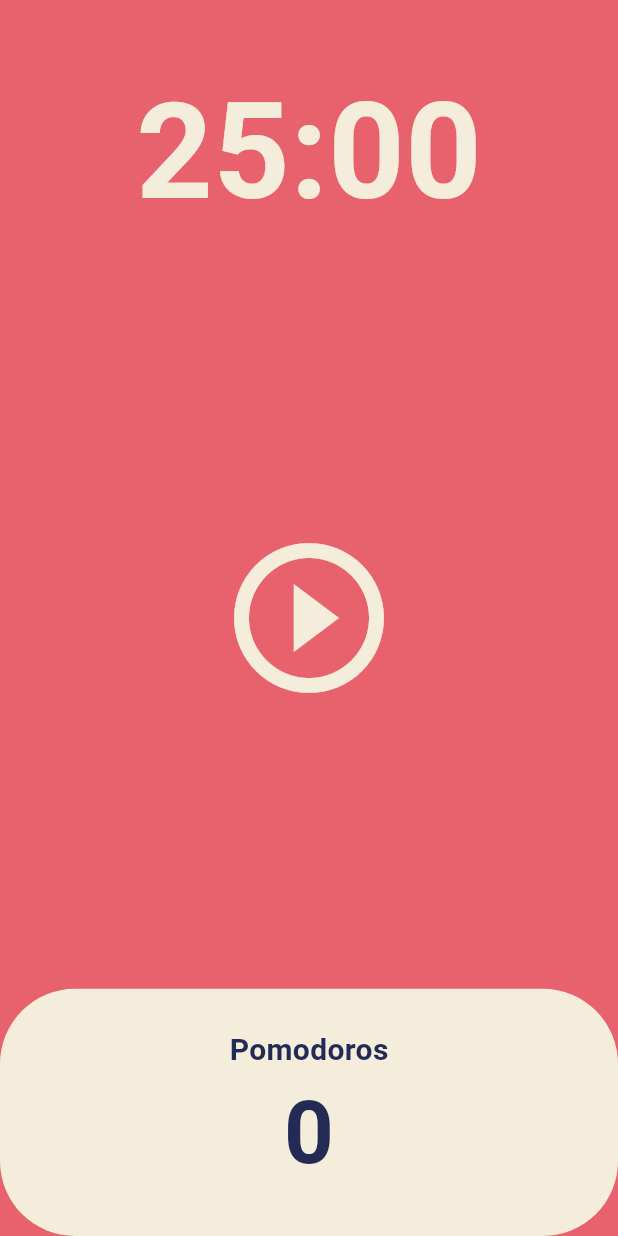
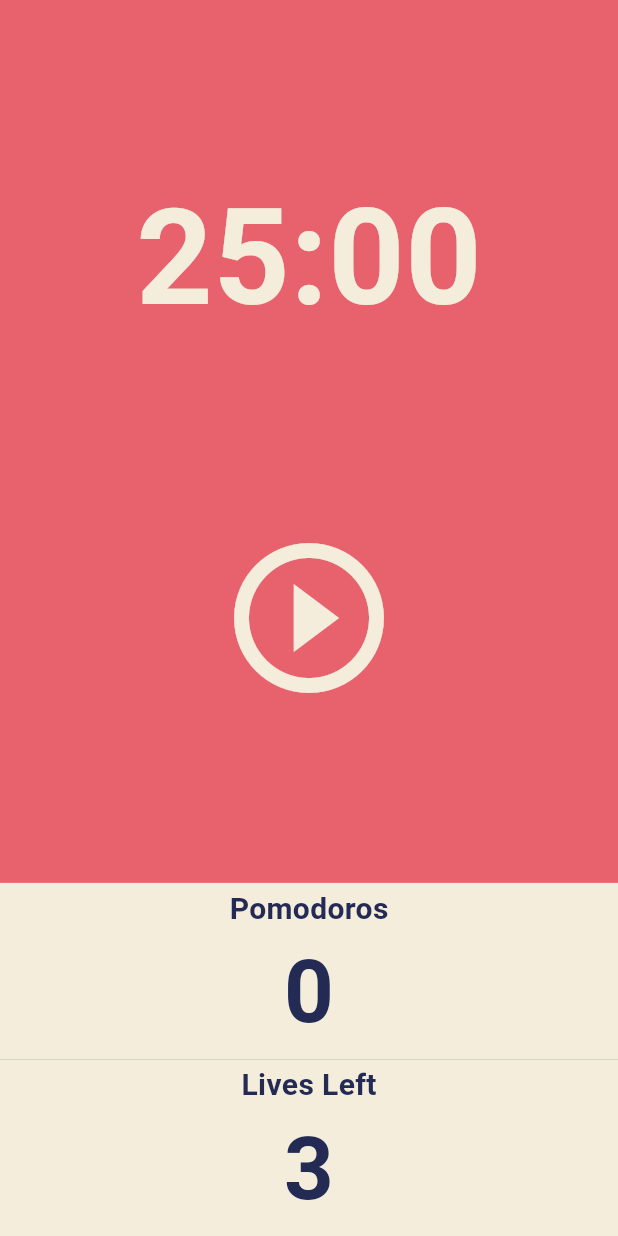
Before and after one commit to chaeyeonlee07/flutter-experimentation, a Flutter app: the screen it shows after launch, on a phone screen of 412 x 824 dp. Run offline on Flutter 3.47's test engine with Material 3 defaults, Android fonts, the phone set to English and light mode, and no system bars.

Commit message:
Lives left of the day

```diff
--- a/pomodoro/pomodoro/lib/screens/home_screen.dart
+++ b/pomodoro/pomodoro/lib/screens/home_screen.dart
@@ -10,10 +10,12 @@ class HomeScreen extends StatefulWidget {
 
 class _HomeScreenState extends State<HomeScreen> {
   static const twentyFiveMinutes = 1500;
+  static const totalLives = 3;
   int totalSeconds = twentyFiveMinutes;
   late Timer timer;
   bool isRunning = false;
   int totalPomodoros = 0;
+  int totalLivesofDay = totalLives;
 
   void onTick(Timer timer) {
     if (totalSeconds == 0) {
@@ -51,15 +53,14 @@ class _HomeScreenState extends State<HomeScreen> {
           actions: <Widget>[
             TextButton(
               onPressed: () {
-                Navigator.of(context)
-                    .pop(true);
+                Navigator.of(context).pop(true);
+                totalLivesofDay = totalLivesofDay - 1;
               },
               child: const Text("Yes"),
             ),
             TextButton(
               onPressed: () {
-                Navigator.of(context)
-                    .pop(false);
+                Navigator.of(context).pop(false);
               },
               child: const Text("No"),
             ),
@@ -85,10 +86,11 @@ class _HomeScreenState extends State<HomeScreen> {
   @override
   Widget build(BuildContext context) {
     return Scaffold(
-        backgroundColor: Theme.of(context).colorScheme.background,
-        body: Column(children: [
+      backgroundColor: Theme.of(context).colorScheme.background,
+      body: Column(
+        children: [
           Flexible(
-            flex: 1,
+            flex: 2,
             child: Container(
               alignment: Alignment.bottomCenter,
               child: Text(
@@ -121,7 +123,6 @@ class _HomeScreenState extends State<HomeScreen> {
                   child: Container(
                     decoration: BoxDecoration(
                       color: Theme.of(context).cardColor,
-                      borderRadius: BorderRadius.circular(50),
                     ),
                     child: Column(
                       mainAxisAlignment: MainAxisAlignment.center,
@@ -153,6 +154,47 @@ class _HomeScreenState extends State<HomeScreen> {
               ],
             ),
           ),
-        ]));
+          Flexible(
+            flex: 1,
+            child: Row(
+              children: [
+                Expanded(
+                  child: Container(
+                    decoration: BoxDecoration(
+                      color: Theme.of(context).cardColor,
+                    ),
+                    child: Column(
+                      mainAxisAlignment: MainAxisAlignment.center,
+                      children: [
+                        Text(
+                          'Lives Left',
+                          style: TextStyle(
+                              fontSize: 20,
+                              fontWeight: FontWeight.w600,
+                              color: Theme.of(context)
+                                  .textTheme
+                                  .displayLarge!
+                                  .color),
+                        ),
+                        Text(
+                          '$totalLivesofDay',
+                          style: TextStyle(
+                              fontSize: 58,
+                              fontWeight: FontWeight.w600,
+                              color: Theme.of(context)
+                                  .textTheme
+                                  .displayLarge!
+                                  .color),
+                        ),
+                      ],
+                    ),
+                  ),
+                ),
+              ],
+            ),
+          )
+        ],
+      ),
+    );
   }
 }
```
